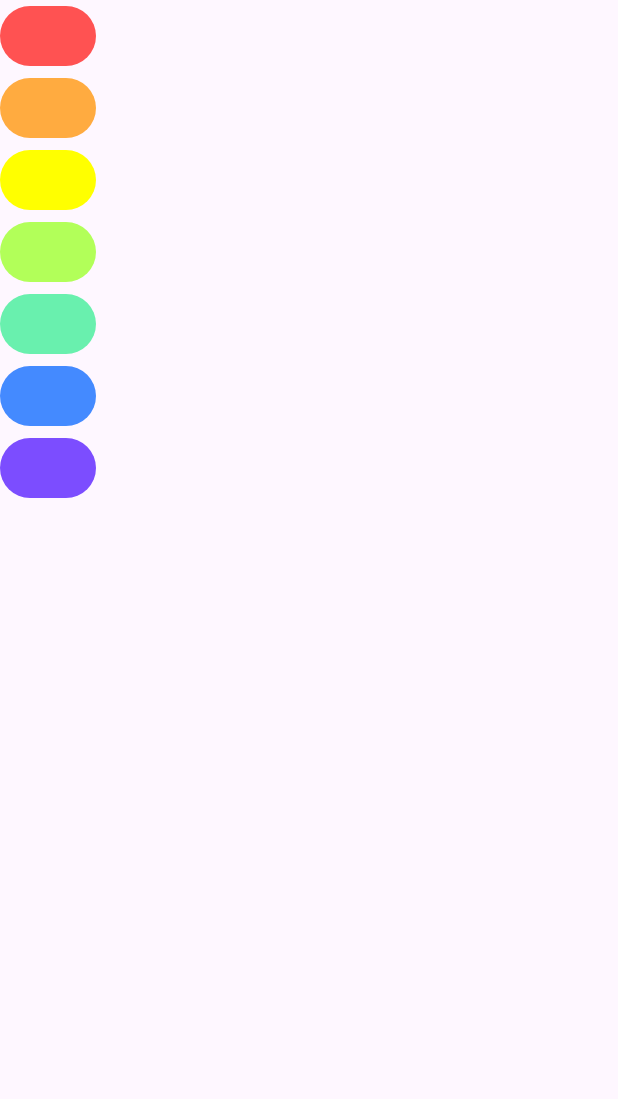
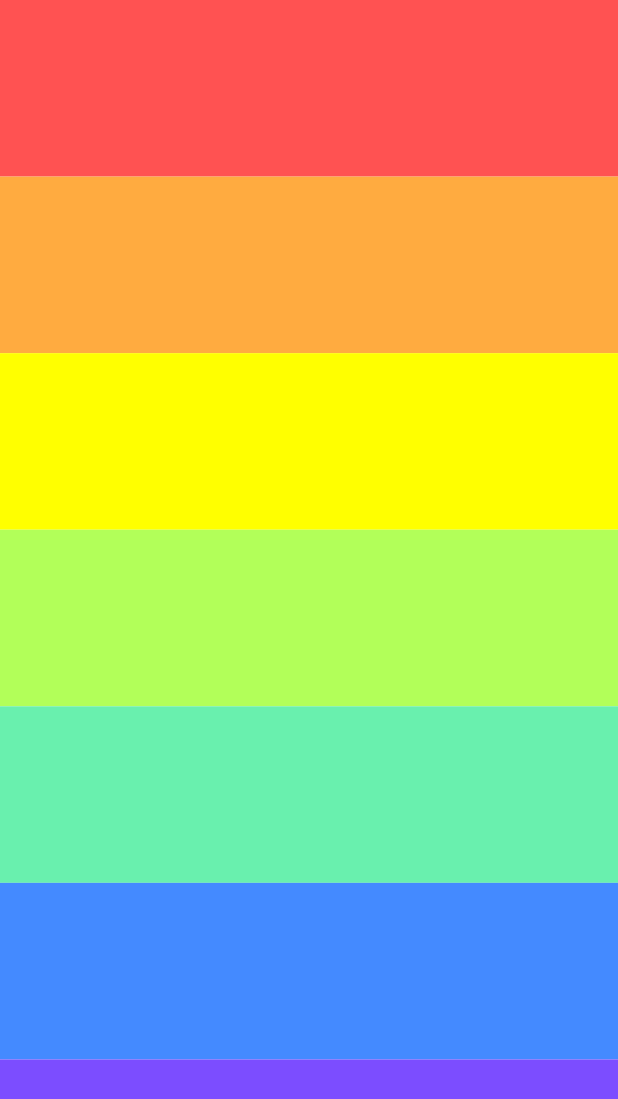
Before and after one commit to SahilKumar7/Xylophone-App, a Flutter app: the screen it shows after launch, on a phone screen of 412 x 824 dp. Shown: the top 1099 px of the screen. Run offline on Flutter 3.47's test engine with Material 3 defaults, Android fonts, the phone set to English and light mode, and no system bars; our stand-ins replace audioplayers.

Commit message:
Changed button shapes

```diff
--- a/lib/main.dart
+++ b/lib/main.dart
@@ -12,8 +12,10 @@ class XylophoneApp extends StatelessWidget {
       home: Scaffold(
         body: SafeArea(
           child: Column(
+            crossAxisAlignment: CrossAxisAlignment.stretch,
             children: <Widget>[
-              FilledButton(
+              Expanded(
+                child: FilledButton(
                   onPressed: () async {
                     final player = AudioPlayer();
                     await player.play(
@@ -24,10 +26,15 @@ class XylophoneApp extends StatelessWidget {
                     backgroundColor:
                         MaterialStatePropertyAll<Color>(Colors.redAccent),
                     enableFeedback: false,
+                    shape: MaterialStatePropertyAll<OutlinedBorder>(
+                      BeveledRectangleBorder(),
+                    ),
                   ),
                   child: const Text(''),
                 ),
-              FilledButton(
+              ),
+              Expanded(
+                child: FilledButton(
                   onPressed: () async {
                     final player = AudioPlayer();
                     await player.play(
@@ -38,10 +45,15 @@ class XylophoneApp extends StatelessWidget {
                     backgroundColor:
                         MaterialStatePropertyAll<Color>(Colors.orangeAccent),
                     enableFeedback: false,
+                    shape: MaterialStatePropertyAll<OutlinedBorder>(
+                      BeveledRectangleBorder(),
+                    ),
                   ),
                   child: const Text(''),
                 ),
-              FilledButton(
+              ),
+              Expanded(
+                child: FilledButton(
                   onPressed: () async {
                     final player = AudioPlayer();
                     await player.play(
@@ -52,10 +64,15 @@ class XylophoneApp extends StatelessWidget {
                     backgroundColor:
                         MaterialStatePropertyAll<Color>(Colors.yellowAccent),
                     enableFeedback: false,
+                    shape: MaterialStatePropertyAll<OutlinedBorder>(
+                      BeveledRectangleBorder(),
+                    ),
                   ),
                   child: const Text(''),
                 ),
-              FilledButton(
+              ),
+              Expanded(
+                child: FilledButton(
                   onPressed: () async {
                     final player = AudioPlayer();
                     await player.play(
@@ -63,13 +80,18 @@ class XylophoneApp extends StatelessWidget {
                     );
                   },
                   style: const ButtonStyle(
-                  backgroundColor:
-                      MaterialStatePropertyAll<Color>(Colors.lightGreenAccent),
+                    backgroundColor: MaterialStatePropertyAll<Color>(
+                        Colors.lightGreenAccent),
                     enableFeedback: false,
+                    shape: MaterialStatePropertyAll<OutlinedBorder>(
+                      BeveledRectangleBorder(),
+                    ),
                   ),
                   child: const Text(''),
                 ),
-              FilledButton(
+              ),
+              Expanded(
+                child: FilledButton(
                   onPressed: () async {
                     final player = AudioPlayer();
                     await player.play(
@@ -80,10 +102,15 @@ class XylophoneApp extends StatelessWidget {
                     backgroundColor:
                         MaterialStatePropertyAll<Color>(Colors.greenAccent),
                     enableFeedback: false,
+                    shape: MaterialStatePropertyAll<OutlinedBorder>(
+                      BeveledRectangleBorder(),
+                    ),
                   ),
                   child: const Text(''),
                 ),
-              FilledButton(
+              ),
+              Expanded(
+                child: FilledButton(
                   onPressed: () async {
                     final player = AudioPlayer();
                     await player.play(
@@ -94,10 +121,15 @@ class XylophoneApp extends StatelessWidget {
                     backgroundColor:
                         MaterialStatePropertyAll<Color>(Colors.blueAccent),
                     enableFeedback: false,
+                    shape: MaterialStatePropertyAll<OutlinedBorder>(
+                      BeveledRectangleBorder(),
+                    ),
                   ),
                   child: const Text(''),
                 ),
-              FilledButton(
+              ),
+              Expanded(
+                child: FilledButton(
                   onPressed: () async {
                     final player = AudioPlayer();
                     await player.play(
@@ -105,11 +137,15 @@ class XylophoneApp extends StatelessWidget {
                     );
                   },
                   style: const ButtonStyle(
-                  backgroundColor:
-                      MaterialStatePropertyAll<Color>(Colors.deepPurpleAccent),
+                    backgroundColor: MaterialStatePropertyAll<Color>(
+                        Colors.deepPurpleAccent),
                     enableFeedback: false,
+                    shape: MaterialStatePropertyAll<OutlinedBorder>(
+                      BeveledRectangleBorder(),
+                    ),
                   ),
                   child: const Text(''),
+                ),
               ),
             ],
           ),
```
Lines whose indentation alone changed are shown as unchanged.
